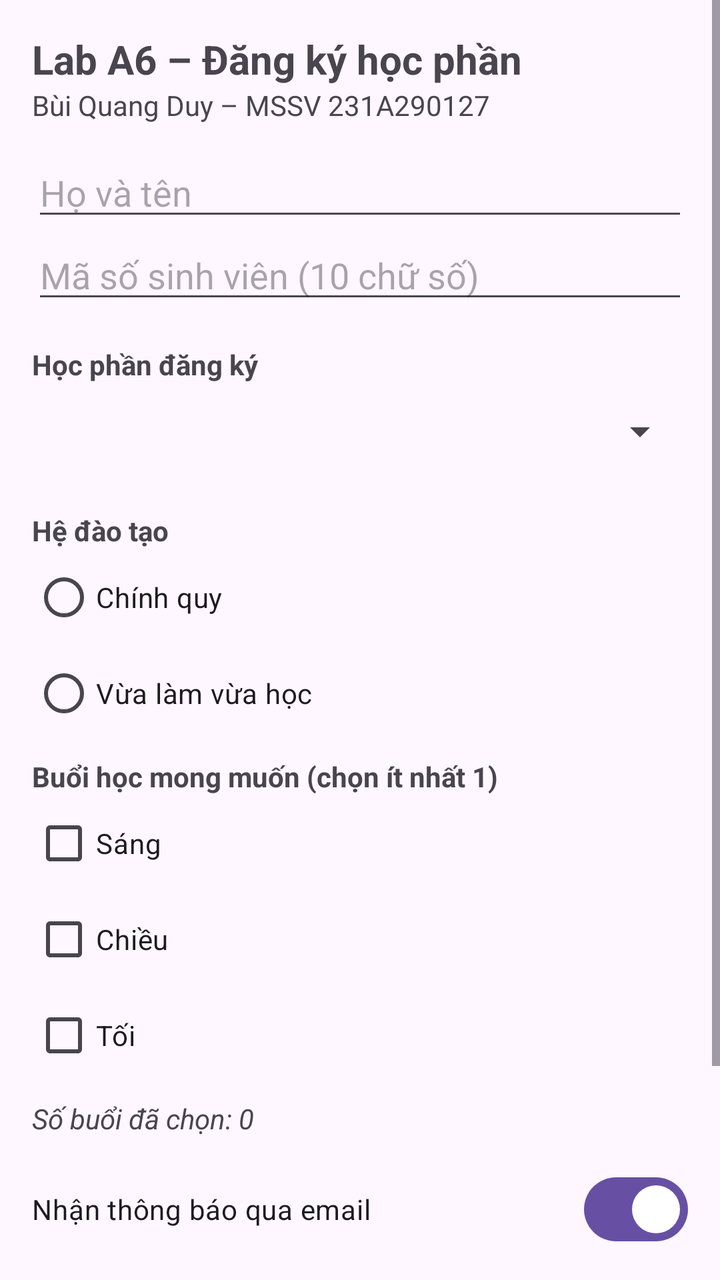
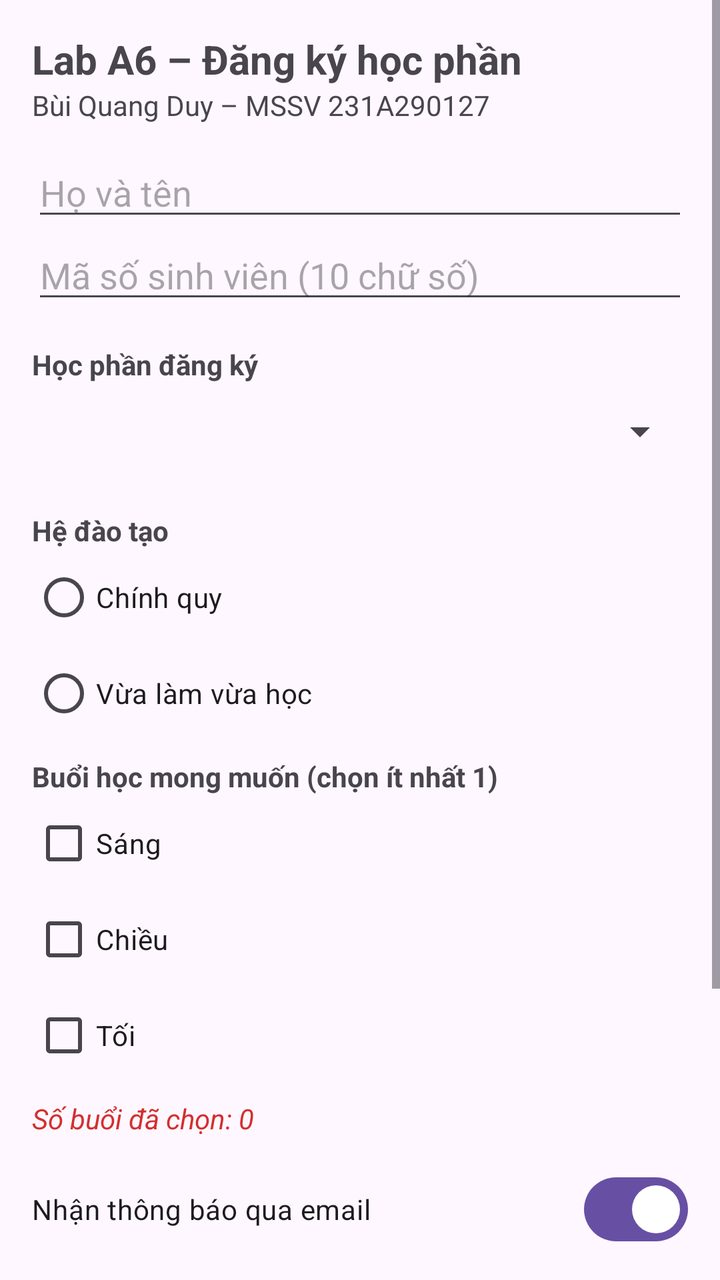

Screens rendered from an Android XML layout before and after an edit, with the pre-edit source and the edit as a unified diff.
<!-- AndroidManifest.xml: application theme Theme.A6_231A290127 -->
<!-- res/layout/activity_main.xml -->
<?xml version="1.0" encoding="utf-8"?>
<ScrollView xmlns:android="http://schemas.android.com/apk/res/android"
    android:id="@+id/main"
    android:layout_width="match_parent"
    android:layout_height="match_parent">

    <LinearLayout
        android:layout_width="match_parent"
        android:layout_height="wrap_content"
        android:orientation="vertical"
        android:padding="16dp">

        <TextView
            android:layout_width="wrap_content"
            android:layout_height="wrap_content"
            android:text="@string/title"
            android:textSize="20sp"
            android:textStyle="bold" />

        <TextView
            android:layout_width="wrap_content"
            android:layout_height="wrap_content"
            android:text="@string/student" />

        
        <EditText
            android:id="@+id/edtHoTen"
            android:layout_width="match_parent"
            android:layout_height="wrap_content"
            android:layout_marginTop="12dp"
            android:hint="@string/hint_name"
            android:importantForAutofill="no"
            android:inputType="textPersonName" />

        <EditText
            android:id="@+id/edtMssv"
            android:layout_width="match_parent"
            android:layout_height="wrap_content"
            android:hint="@string/hint_mssv"
            android:importantForAutofill="no"
            android:inputType="number"
            android:maxLength="10" />

        
        <TextView
            android:layout_width="wrap_content"
            android:layout_height="wrap_content"
            android:layout_marginTop="16dp"
            android:text="@string/label_mon_hoc"
            android:textStyle="bold" />

        <Spinner
            android:id="@+id/spMonHoc"
            android:layout_width="match_parent"
            android:layout_height="wrap_content"
            android:minHeight="48dp" />

        
        <TextView
            android:layout_width="wrap_content"
            android:layout_height="wrap_content"
            android:layout_marginTop="16dp"
            android:text="@string/label_he"
            android:textStyle="bold" />

        <RadioGroup
            android:id="@+id/rgHeDaoTao"
            android:layout_width="match_parent"
            android:layout_height="wrap_content"
            android:orientation="vertical">

            <RadioButton
                android:id="@+id/rbChinhQuy"
                android:layout_width="wrap_content"
                android:layout_height="wrap_content"
                android:text="@string/he_chinh_quy" />

            <RadioButton
                android:id="@+id/rbVlvh"
                android:layout_width="wrap_content"
                android:layout_height="wrap_content"
                android:text="@string/he_vlvh" />
        </RadioGroup>

        
        <TextView
            android:layout_width="wrap_content"
            android:layout_height="wrap_content"
            android:layout_marginTop="8dp"
            android:text="@string/label_buoi"
            android:textStyle="bold" />

        <CheckBox
            android:id="@+id/cbSang"
            android:layout_width="wrap_content"
            android:layout_height="wrap_content"
            android:text="@string/buoi_sang" />

        <CheckBox
            android:id="@+id/cbChieu"
            android:layout_width="wrap_content"
            android:layout_height="wrap_content"
            android:text="@string/buoi_chieu" />

        <CheckBox
            android:id="@+id/cbToi"
            android:layout_width="wrap_content"
            android:layout_height="wrap_content"
            android:text="@string/buoi_toi" />
        <TextView
            android:id="@+id/tvDemBuoiHoc"
            android:layout_width="wrap_content"
            android:layout_height="wrap_content"
            android:layout_marginTop="8dp"
            android:text="Số buổi đã chọn: 0"
            android:textStyle="italic" />

        
        <com.google.android.material.materialswitch.MaterialSwitch
            android:id="@+id/swThongBao"
            android:layout_width="match_parent"
            android:layout_height="wrap_content"
            android:layout_marginTop="12dp"
            android:checked="true"
            android:minHeight="48dp"
            android:text="@string/label_thong_bao" />

        <ToggleButton
            android:id="@+id/tgUuTien"
            android:layout_width="wrap_content"
            android:layout_height="wrap_content"
            android:layout_marginTop="8dp"
            android:textOff="@string/uu_tien_off"
            android:textOn="@string/uu_tien_on" />

        
        <LinearLayout
            android:layout_width="match_parent"
            android:layout_height="wrap_content"
            android:layout_marginTop="20dp"
            android:orientation="horizontal">

            <Button
                android:id="@+id/btnXacNhan"
                android:layout_width="0dp"
                android:layout_height="wrap_content"
                android:layout_weight="1"
                android:text="@string/confirm" />

            <Button
                android:id="@+id/btnLamLai"
                style="?attr/materialButtonOutlinedStyle"
                android:layout_width="0dp"
                android:layout_height="wrap_content"
                android:layout_marginStart="8dp"
                android:layout_weight="1"
                android:text="@string/reset" />
        </LinearLayout>
    </LinearLayout>
</ScrollView>
<!-- resources referenced by this layout -->
<resources>
  <string name="buoi_chieu">Chiều</string>
  <string name="buoi_sang">Sáng</string>
  <string name="buoi_toi">Tối</string>
  <string name="confirm">Xác nhận</string>
  <string name="he_chinh_quy">Chính quy</string>
  <string name="he_vlvh">Vừa làm vừa học</string>
  <string name="hint_mssv">Mã số sinh viên (10 chữ số)</string>
  <string name="hint_name">Họ và tên</string>
  <string name="label_buoi">Buổi học mong muốn (chọn ít nhất 1)</string>
  <string name="label_he">Hệ đào tạo</string>
  <string name="label_mon_hoc">Học phần đăng ký</string>
  <string name="label_thong_bao">Nhận thông báo qua email</string>
  <string name="reset">Làm lại</string>
  <string name="student">Bùi Quang Duy  – MSSV 231A290127</string>
  <string name="title">Lab A6 – Đăng ký học phần</string>
  <string name="uu_tien_off">ƯU TIÊN: TẮT</string>
  <string name="uu_tien_on">ƯU TIÊN: BẬT</string>
  <style name="Theme.A6_231A290127" parent="Base.Theme.A6_231A290127" />
  <style name="Base.Theme.A6_231A290127" parent="Theme.Material3.DayNight.NoActionBar">
          
          
      </style>
</resources>

<!-- the commit's change to res/layout/activity_main.xml (unified diff, before → after) -->
@@ -107,14 +107,15 @@
             android:layout_width="wrap_content"
             android:layout_height="wrap_content"
             android:text="@string/buoi_toi" />
+        
         <TextView
             android:id="@+id/tvDemBuoiHoc"
             android:layout_width="wrap_content"
             android:layout_height="wrap_content"
             android:layout_marginTop="8dp"
             android:text="Số buổi đã chọn: 0"
+            android:textColor="#D32F2F"
             android:textStyle="italic" />
-
         
         <com.google.android.material.materialswitch.MaterialSwitch
             android:id="@+id/swThongBao"
@@ -124,7 +125,6 @@
             android:checked="true"
             android:minHeight="48dp"
             android:text="@string/label_thong_bao" />
-
         <ToggleButton
             android:id="@+id/tgUuTien"
             android:layout_width="wrap_content"
@@ -132,7 +132,16 @@
             android:layout_marginTop="8dp"
             android:textOff="@string/uu_tien_off"
             android:textOn="@string/uu_tien_on" />
-
+        
+        
+        
+        <com.google.android.material.materialswitch.MaterialSwitch
+            android:id="@+id/swDarkMode"
+            android:layout_width="match_parent"
+            android:layout_height="wrap_content"
+            android:layout_marginTop="12dp"
+            android:minHeight="48dp"
+            android:text="Chế độ tối (Dark Mode)" />
         
         <LinearLayout
             android:layout_width="match_parent"
